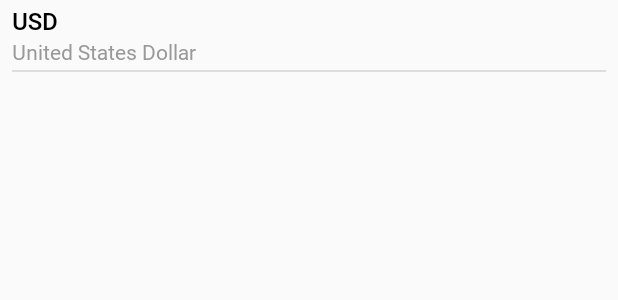
After one commit to manish-dhanani/currency_android, an Android app: the layout list_item_symbol_dropdown.xml on its own in the app's theme, with its tools: preview values and no code run, on a phone screen of 412 x 824 dp. The commit adds this screen. Shown: the top 300 px of the screen. Run offline under Robolectric (Android 15) with nearby library versions, the phone set to English and light mode, and no system bars.

Commit message:
feat: bind from/to dropdown

```diff
--- a/app/src/main/AndroidManifest.xml
+++ b/app/src/main/AndroidManifest.xml
@@ -27,7 +27,9 @@
             </intent-filter>
         </activity>
 
-        <activity android:name=".ui.main.MainActivity" />
+        <activity
+            android:name=".ui.main.MainActivity"
+            android:configChanges="orientation|screenSize|layoutDirection" />
 
     </application>
 
--- a/app/src/main/java/com/app/currency/data/local/Symbol.kt
+++ b/app/src/main/java/com/app/currency/data/local/Symbol.kt
@@ -3,4 +3,8 @@ package com.app.currency.data.local
 data class Symbol(
     val code: String,
     val currency: String
-)
+) {
+
+    override fun toString() = code
+
+}
--- a/app/src/main/java/com/app/currency/data/repo/FixerRepository.kt
+++ b/app/src/main/java/com/app/currency/data/repo/FixerRepository.kt
@@ -38,7 +38,7 @@ class FixerRepository @Inject constructor(private val fixerRetrofit: FixerRetrof
                             }
                             response.asJsonObject.has("error") &&
                                     !response.asJsonObject["error"].isJsonNull -> {
-                                getErrorMessage(response.asJsonObject["error"].asJsonObject)
+                                emit(Result.error(getErrorMessage(response.asJsonObject["error"].asJsonObject)))
                             }
                             else -> {
                                 emit(Result.error(null))
--- a/app/src/main/java/com/app/currency/ui/main/MainActivity.kt
+++ b/app/src/main/java/com/app/currency/ui/main/MainActivity.kt
@@ -5,7 +5,9 @@ import androidx.appcompat.app.AppCompatActivity
 import com.app.currency.R
 import com.app.currency.databinding.ActivityMainBinding
 import com.app.currency.ui.main.view.MainFragment
+import dagger.hilt.android.AndroidEntryPoint
 
+@AndroidEntryPoint
 class MainActivity : AppCompatActivity() {
 
     private lateinit var binding: ActivityMainBinding
--- /dev/null
+++ b/app/src/main/res/layout/list_item_symbol_dropdown.xml
@@ -0,0 +1,45 @@
+<?xml version="1.0" encoding="utf-8"?>
+<androidx.constraintlayout.widget.ConstraintLayout xmlns:android="http://schemas.android.com/apk/res/android"
+    xmlns:app="http://schemas.android.com/apk/res-auto"
+    xmlns:tools="http://schemas.android.com/tools"
+    android:layout_width="match_parent"
+    android:layout_height="48dp"
+    android:paddingHorizontal="8dp">
+
+    <androidx.appcompat.widget.LinearLayoutCompat
+        android:layout_width="match_parent"
+        android:layout_height="match_parent"
+        android:layout_marginBottom="1dp"
+        android:gravity="center_vertical"
+        android:orientation="vertical"
+        app:layout_constraintTop_toTopOf="parent">
+
+        <androidx.appcompat.widget.AppCompatTextView
+            android:id="@+id/tv_code"
+            android:layout_width="wrap_content"
+            android:layout_height="wrap_content"
+            android:textColor="@color/black"
+            android:textSize="16sp"
+            app:fontFamily="@font/roboto_medium"
+            tools:text="USD" />
+
+        <androidx.appcompat.widget.AppCompatTextView
+            android:id="@+id/tv_currency"
+            android:layout_width="wrap_content"
+            android:layout_height="wrap_content"
+            android:ellipsize="end"
+            android:singleLine="true"
+            android:textColor="@color/grey"
+            android:textSize="@dimen/desc_text_size"
+            app:fontFamily="@font/roboto_regular"
+            tools:text="United States Dollar" />
+
+    </androidx.appcompat.widget.LinearLayoutCompat>
+
+    <View
+        android:layout_width="match_parent"
+        android:layout_height="1dp"
+        android:background="#DDDDDD"
+        app:layout_constraintBottom_toBottomOf="parent" />
+
+</androidx.constraintlayout.widget.ConstraintLayout>
--- a/app/src/main/res/values/colors.xml
+++ b/app/src/main/res/values/colors.xml
@@ -8,5 +8,4 @@
     <color name="white">#FFFFFF</color>
 
     <color name="background_primary">#FAFAFA</color>
-    <color name="background_secondary">#E7EAED</color>
 </resources>
--- a/app/src/main/res/values/strings.xml
+++ b/app/src/main/res/values/strings.xml
@@ -2,4 +2,5 @@
     <string name="app_name">Currency</string>
     <string name="err_no_network">It seems you haven\'t connected to active network.</string>
     <string name="err_unknown">Something went wrong.</string>
+    <string name="err_no_currency">Unable to fetch currencies. Please try later.</string>
 </resources>
```
Also changed, not shown: app/src/main/java/com/app/currency/ui/main/view/MainFragment.kt (+68 -0 lines), app/src/main/java/com/app/currency/ui/main/view/adapter/SymbolAdapter.kt (added, +67 -0 lines), app/src/main/java/com/app/currency/util/Extensions.kt (added, +29 -0 lines), app/src/main/res/layout/fragment_main.xml (+6 -2 lines), 2 other files.
